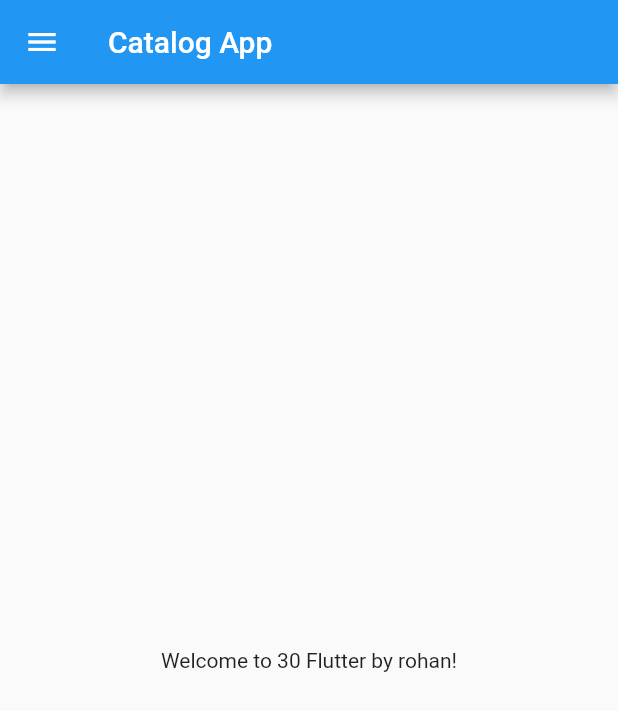
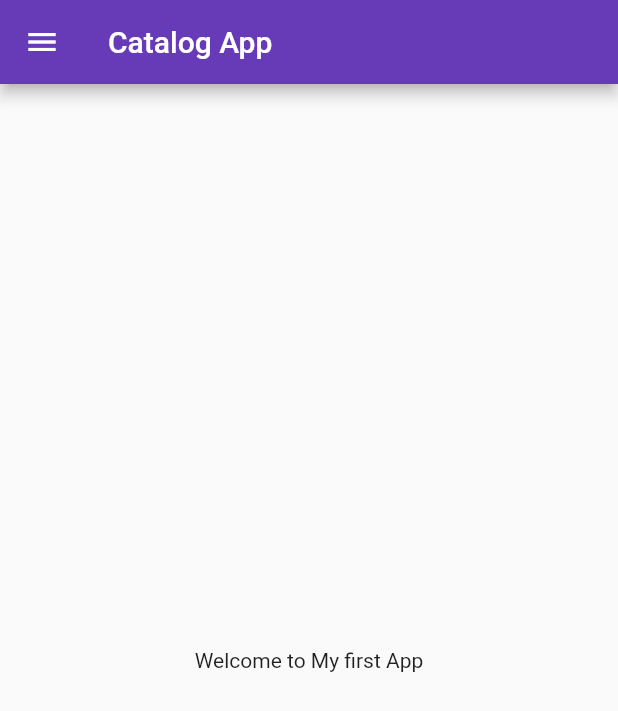
Before and after one commit to rohandocx/MyRepository, a Flutter app: the screen it shows after launch, on a phone screen of 412 x 824 dp. Shown: the top 711 px of the screen. Run offline on Flutter 3.47's test engine with Material 2 defaults, Android fonts, the phone set to English and light mode, and no system bars.

Commit message:
Day 3 completed

```diff
--- a/lib/home_page.dart
+++ b/lib/Pages/home_page.dart
@@ -11,7 +11,7 @@ class HomePage extends StatelessWidget {
       ),
       body: Center(
           child: Container(
-        child: Text("Welcome to $days Flutter by $name!"),
+        child: Text("Welcome to My first App"),
       )),
       drawer: Drawer(),
     );
--- a/lib/main.dart
+++ b/lib/main.dart
@@ -1,5 +1,6 @@
 import 'package:flutter/material.dart';
-import 'package:flutter_application_1/home_page.dart';
+import 'package:flutter_application_1/Login_page.dart';
+import 'package:flutter_application_1/Pages/home_page.dart';
 
 void main() {
   runApp(MyApp());
@@ -8,10 +9,19 @@ void main() {
 class MyApp extends StatelessWidget {
   @override
   Widget build(BuildContext context) {
-
-
     return MaterialApp(
-        home:HomePage(),
+      themeMode: ThemeMode.light,
+      theme: ThemeData(primarySwatch: Colors.deepPurple),
+      darkTheme: ThemeData(
+        brightness: Brightness.dark,
+        primarySwatch: Colors.red,
+      ),
+      initialRoute: "/home",
+      routes: {
+        "/home": (context) => HomePage(),
+        "/home": (context) => HomePage(),
+        "/": (context) => Login(),
+      },
     );
   }
 }
```
Also changed, not shown: lib/Login_page.dart (added, +17 -0 lines).
